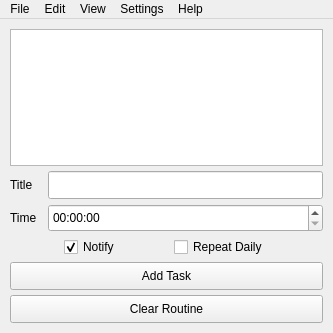
Before: the Qt Designer form src/ui/design.ui in Unchain1014/Routinely, drawn with Qt 5.
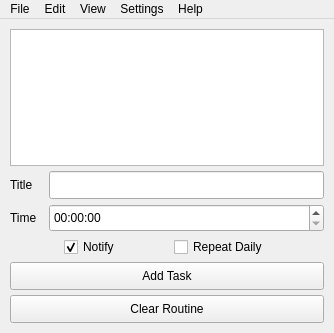
After: the same form once the commit is applied.

Commit message: Fixed checkbox state loss on new task add

What changed in the file:
```diff
--- a/src/ui/design.ui
+++ b/src/ui/design.ui
@@ -6,7 +6,7 @@
    <rect>
     <x>0</x>
     <y>0</y>
-    <width>333</width>
+    <width>334</width>
     <height>333</height>
    </rect>
   </property>
@@ -18,7 +18,7 @@
   </property>
   <property name="minimumSize">
    <size>
-    <width>333</width>
+    <width>334</width>
     <height>0</height>
    </size>
   </property>
@@ -219,7 +219,7 @@
     <rect>
      <x>0</x>
      <y>0</y>
-     <width>333</width>
+     <width>334</width>
      <height>20</height>
     </rect>
    </property>
```
The commit also changes 1 other file.
